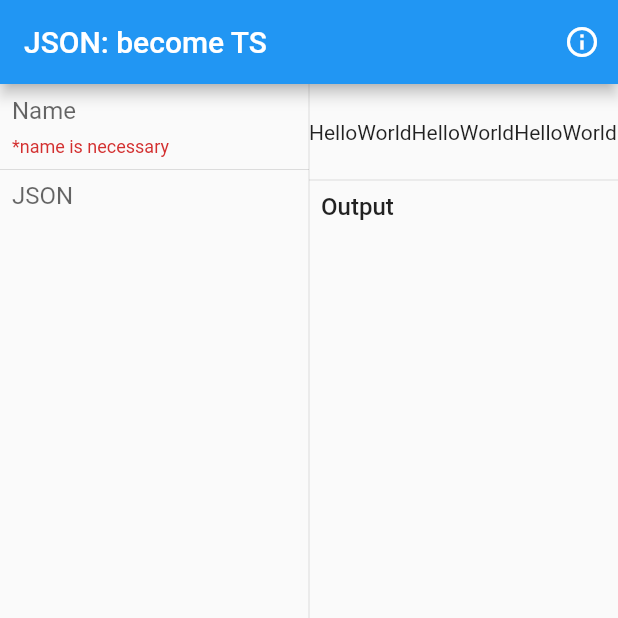
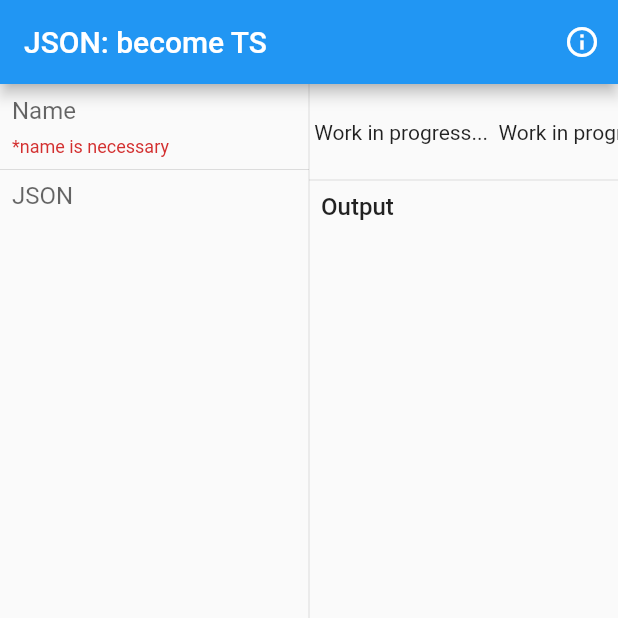
Before and after one commit to HenryQuan/json-become-ts, a Flutter app: the screen it shows after launch, item 2 of the bottom bar chosen, after a tap on "Convert", on a phone screen of 412 x 824 dp, the top half of it. Run offline on Flutter 3.47's test engine with Material 2 defaults, Android fonts, the phone set to English and light mode, and no system bars.

Commit message:
somehow the website doesn't work

```diff
--- a/GUI/lib/ui/page/HomePage.dart
+++ b/GUI/lib/ui/page/HomePage.dart
@@ -1,5 +1,4 @@
-import 'package:GUI/core/converter/WritterTS.dart';
-import 'package:GUI/core/converter/writterDart.dart';
+import 'package:GUI/core/converter/WritterDart.dart';
 import 'package:GUI/ui/page/AboutPage.dart';
 import 'package:flutter/foundation.dart';
 import 'package:flutter/material.dart';
@@ -68,7 +67,7 @@ class _HomePageState extends State<HomePage> {
                         constraints: BoxConstraints(maxHeight: 64),
                         child: ListView(
                           scrollDirection: Axis.horizontal,
-                          children: List.filled(100, 'HelloWorld').map((e) => Center(child: Text(e))).toList(),
+                          children: List.filled(5, ' Work in progress... ').map((e) => Center(child: Text(e))).toList(),
                         )
                       ),
                       Divider(height: 0),
@@ -150,7 +149,7 @@ class _HomePageState extends State<HomePage> {
               label: Text('Convert'),
               onPressed: () {
                 if (nameKey.currentState.validate()) {
-                  final writter = WritterTS(this.input, this.jsonName);
+                  final writter = WritterDart(this.input, this.jsonName);
                   if (writter.isValid()) {
                     setState(() {
                       this.output = writter.toString();
--- a/package.json
+++ b/package.json
@@ -8,6 +8,7 @@
   "devDependencies": {
     "@babel/cli": "^7.8.4",
     "@babel/core": "^7.8.4",
-    "@babel/preset-env": "^7.8.4"
+    "@babel/preset-env": "^7.8.4",
+    "firebase-tools": "^7.16.1"
   }
 }
```
Also changed, not shown: GUI/firebase/firebase.json (added), 4 other files.
